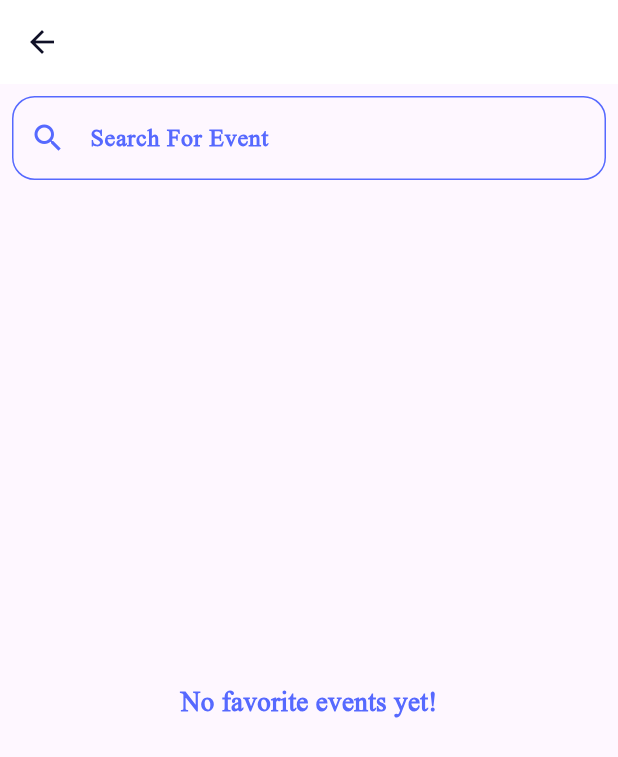
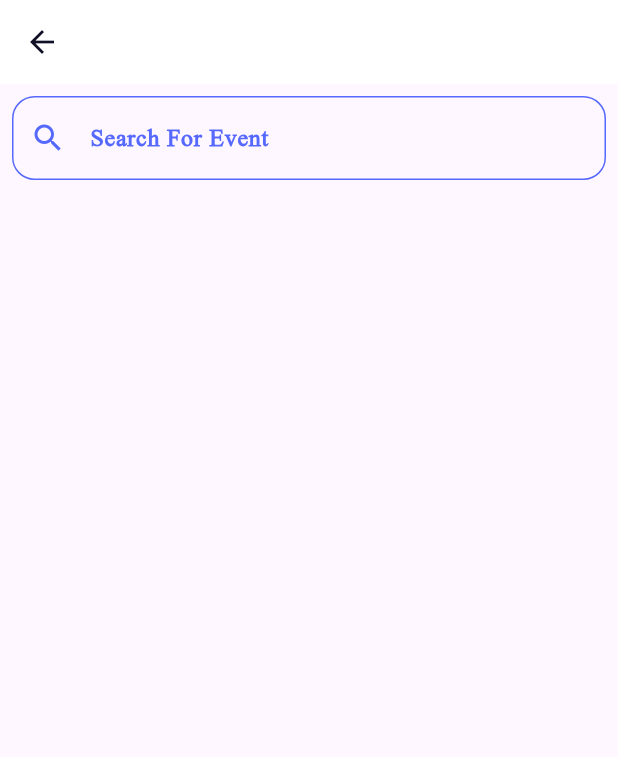
Before and after one commit to SajaAsfour/Event-Planning-Mobile-App, a Flutter app: the FavoriteTab screen opened directly, on a phone screen of 412 x 824 dp. Shown: the top 757 px of the screen. Run offline on Flutter 3.47's test engine with Material 3 defaults, Android fonts, the light colour scheme and no system bars; our stand-ins replace cloud_firestore, firebase_core; accounts and stored records are empty; generated files the repository leaves out were written again.

```diff
--- a/lib/core/providers/favorite_provider.dart
+++ /dev/null
@@ -1,20 +0,0 @@
-import 'package:flutter/material.dart';
-
-class FavoriteProvider with ChangeNotifier {
-  final List<dynamic> _favoriteEvents = [];
-
-  List<dynamic> get favoriteEvents => _favoriteEvents;
-
-  void toggleFavorite(dynamic event) {
-    if (_favoriteEvents.contains(event)) {
-      _favoriteEvents.remove(event);
-    } else {
-      _favoriteEvents.add(event);
-    }
-    notifyListeners();
-  }
-
-  bool isFavorite(dynamic event) {
-    return _favoriteEvents.contains(event);
-  }
-}
--- a/lib/feature/home/tabs/favorite_tab.dart
+++ b/lib/feature/home/tabs/favorite_tab.dart
@@ -3,7 +3,6 @@
 import 'package:flutter/material.dart';
 import 'package:provider/provider.dart';
 import 'package:tevent/core/providers/app_theme_provider.dart';
-import 'package:tevent/core/providers/favorite_provider.dart';
 import 'package:tevent/core/utils/app_colors.dart';
 import 'package:tevent/core/widget/CustomTextField.dart';
 import 'package:tevent/core/widget/EventItemWidget.dart';
@@ -14,10 +13,7 @@ class FavoriteTab extends StatelessWidget {
 
   @override
   Widget build(BuildContext context) {
-    return Consumer2<AppThemeProvider, FavoriteProvider>(
-      builder: (context, themeProvider, favoriteProvider, child) {
-        final favoriteEvents = favoriteProvider.favoriteEvents;
-
+    return Consumer<AppThemeProvider>(builder: (context, themeProvider, child) {
       return Scaffold(
         appBar: AppBar(
           backgroundColor: AppColors.whiteColor,
@@ -28,58 +24,37 @@ class FavoriteTab extends StatelessWidget {
             children: [
               CustomTextField(
                 hintText: AppLocalizations.of(context)!.search,
-                  hintStyle: TextStyle(fontFamily: "Times New Roman"),
+                hintStyle: TextStyle(
+                  fontFamily: "Times New Roman",
+                ),
                 labelText: AppLocalizations.of(context)!.search,
                 labelStyle: TextStyle(
                     fontFamily: "Times New Roman",
-                    color: themeProvider.app_theme == ThemeMode.dark
-                        ? AppColors.primaryDark
-                        : AppColors.primaryLight,
-                    fontWeight: FontWeight.bold,
-                  ),
+                    color:themeProvider.app_theme==ThemeMode.dark?
+                    AppColors.primaryDark: AppColors.primaryLight,
+                    fontWeight: FontWeight.bold),
                 prefixIcon: Icon(
                   Icons.search,
-                    color: themeProvider.app_theme == ThemeMode.dark
-                        ? AppColors.primaryDark
-                        : AppColors.primaryLight,
+                  color: themeProvider.app_theme==ThemeMode.dark?
+                    AppColors.primaryDark: AppColors.primaryLight,
                 ),
-                  color: themeProvider.app_theme == ThemeMode.dark
-                      ? AppColors.primaryDark
-                      : AppColors.primaryLight,
+                color: themeProvider.app_theme==ThemeMode.dark?
+                    AppColors.primaryDark: AppColors.primaryLight,
               ),
-                Expanded(
-                  child: favoriteEvents.isEmpty
-                      ? Center(
-                          child: Text(
-                            AppLocalizations.of(context)!.noFavorites,
-                            style: TextStyle(
-                              fontFamily: "Times New Roman",
-                              fontSize: 18,
-                              fontWeight: FontWeight.bold,
-                              color: themeProvider.app_theme == ThemeMode.dark
-                                  ? AppColors.primaryDark
-                                  : AppColors.primaryLight,
-                            ),
-                          ),
-                        )
-                      : ListView.builder(
-                          padding: EdgeInsets.symmetric(
-                              horizontal: 20, vertical: 10),
-                          itemCount: favoriteEvents.length,
-                          itemBuilder: (context, index) {
-                            final event = favoriteEvents[index];
-                            return Eventitemwidget(
-                              event: event,
-
-                            );
-                          },
-                        ),
-                ),
+              //Expanded(
+               // child: ListView.builder(
+               //     padding: EdgeInsets.symmetric(horizontal: 20, vertical: 10),
+                //    itemCount: 25,
+                //    itemBuilder: (context, index) {
+                //      return Eventitemwidget(
+                 //       event: ,
+                 //     );
+                //    }),
+            //  ),
             ],
           ),
         ),
       );
-      },
-    );
+    });
   }
 }
--- a/lib/main.dart
+++ b/lib/main.dart
@@ -3,7 +3,6 @@
 import 'package:flutter/material.dart';
 import 'package:provider/provider.dart';
 import 'package:tevent/core/providers/app_theme_provider.dart';
-import 'package:tevent/core/providers/favorite_provider.dart';
 import 'package:tevent/core/utils/app_theme.dart';
 import 'package:tevent/feature/home/add_event_page.dart';
 import 'package:tevent/feature/home/home_page.dart';
@@ -22,7 +21,6 @@ Future<void> main() async {
     providers: [
       ChangeNotifierProvider(create: (contex) => AppLanguageProvider()),
       ChangeNotifierProvider(create: (contex) => AppThemeProvider()),
-      ChangeNotifierProvider(create: (context) => FavoriteProvider()),
     ],
     child: MainApp(),
   ));
```
Also changed, not shown: lib/core/utils/firebase_utils.dart (+23 -2 lines), lib/core/widget/EventItemWidget.dart (+31 -29 lines), lib/feature/home/add_event_page.dart (+18 -12 lines), lib/feature/home/tabs/home_tab.dart (+15 -7 lines). Lines whose indentation alone changed are shown as unchanged.
